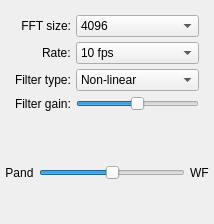
Above: qtgui/dockfft.ui from gqrx-sdr/gqrx before the change. Below: the same form after it.
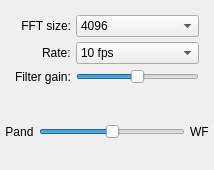
That is the form after the change. Icons and pictures are not drawn.

What changed in the file:
```diff
--- a/qtgui/dockfft.ui
+++ b/qtgui/dockfft.ui
@@ -7,7 +7,7 @@
     <x>0</x>
     <y>0</y>
     <width>214</width>
-    <height>224</height>
+    <height>170</height>
    </rect>
   </property>
   <property name="windowIcon">
@@ -193,53 +193,13 @@
        </widget>
       </item>
       <item row="2" column="0">
-       <widget class="QLabel" name="fftFilterTypeLabel">
-        <property name="text">
-         <string>Filter type:</string>
-        </property>
-       </widget>
-      </item>
-      <item row="2" column="1">
-       <widget class="QComboBox" name="fftFilterTypeCombo">
-        <property name="sizePolicy">
-         <sizepolicy hsizetype="Preferred" vsizetype="Preferred">
-          <horstretch>0</horstretch>
-          <verstretch>0</verstretch>
-         </sizepolicy>
-        </property>
-        <property name="toolTip">
-         <string>FIXME: Add tooltip</string>
-        </property>
-        <item>
-         <property name="text">
-          <string>Non-linear</string>
-         </property>
-        </item>
-        <item>
-         <property name="text">
-          <string>Linear gain</string>
-         </property>
-        </item>
-        <item>
-         <property name="text">
-          <string>Fixed gain</string>
-         </property>
-        </item>
-        <item>
-         <property name="text">
-          <string>None</string>
-         </property>
-        </item>
-       </widget>
-      </item>
-      <item row="3" column="0">
        <widget class="QLabel" name="fftFilterGainLabel">
         <property name="text">
          <string>Filter gain:</string>
         </property>
        </widget>
       </item>
-      <item row="3" column="1">
+      <item row="2" column="1">
        <widget class="QSlider" name="fftFilterGainSlider">
         <property name="toolTip">
          <string>FIXME: Add tooltip</string>
```
